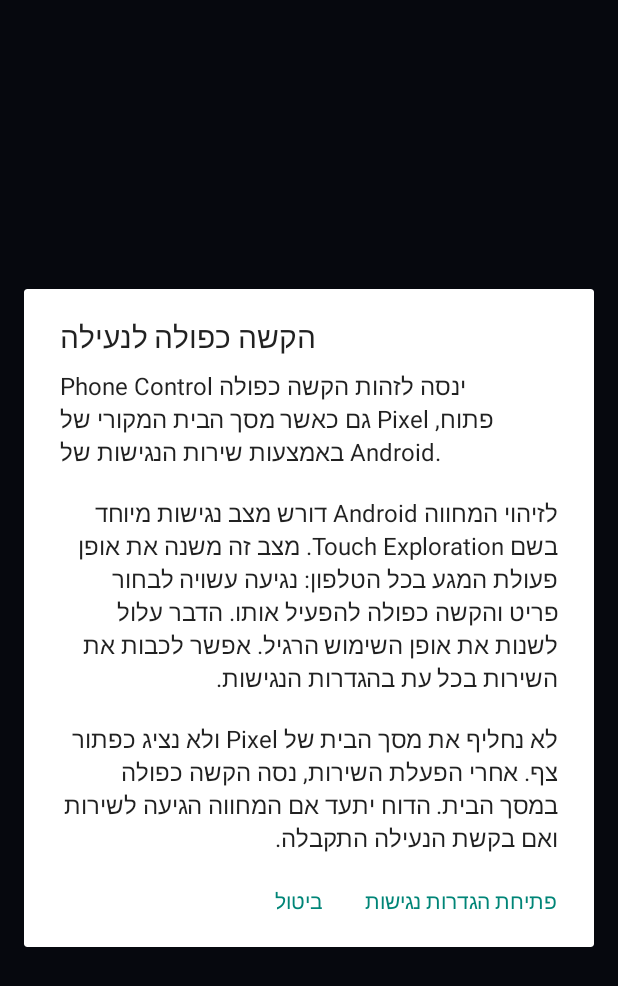
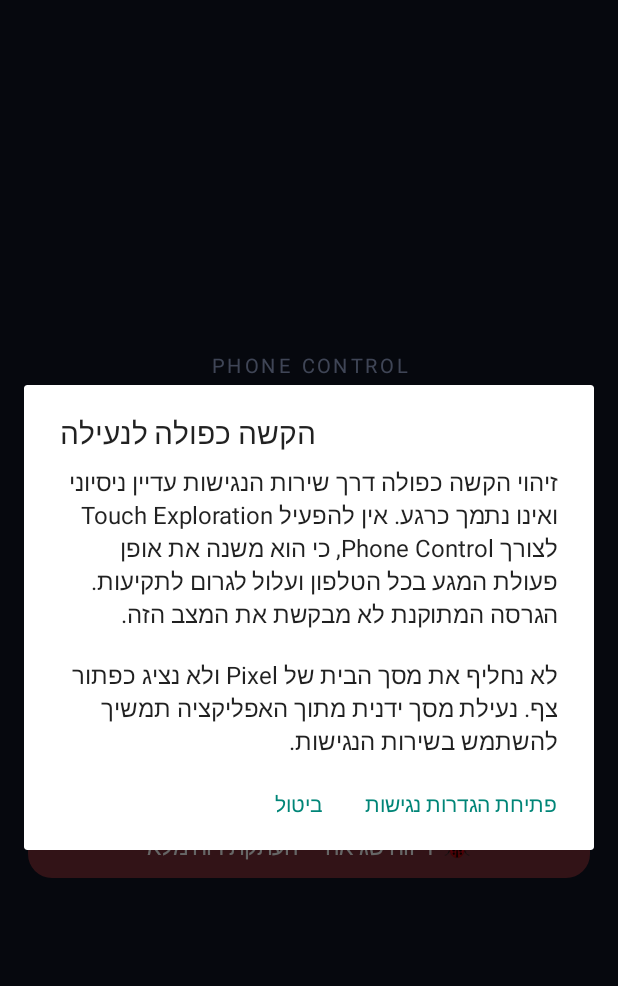
Before and after one commit to sjsjsjhshss823-glitch/Controls-the-phone, an Android app: the screen it shows after launch (MainActivity), after a tap on "הגדרות הקשה כפולה ⚙", on a phone screen of 412 x 824 dp. Shown: the top 986 px of the screen. Run offline under Robolectric (Android 15) with nearby library versions, the phone set to English and light mode, and no system bars.

Commit message:
Warn and remove touch exploration instructions

```diff
--- a/app/src/main/java/com/phonecontrol/launcher/MainActivity.kt
+++ b/app/src/main/java/com/phonecontrol/launcher/MainActivity.kt
@@ -474,7 +474,7 @@ class MainActivity : Activity() {
     }
 
     private fun showDoubleTapHelp() {
-        val message = "Phone Control ינסה לזהות הקשה כפולה גם כאשר מסך הבית המקורי של Pixel פתוח, באמצעות שירות הנגישות של Android.\n\nלזיהוי המחווה Android דורש מצב נגישות מיוחד בשם Touch Exploration. מצב זה משנה את אופן פעולת המגע בכל הטלפון: נגיעה עשויה לבחור פריט והקשה כפולה להפעיל אותו. הדבר עלול לשנות את אופן השימוש הרגיל. אפשר לכבות את השירות בכל עת בהגדרות הנגישות.\n\nלא נחליף את מסך הבית של Pixel ולא נציג כפתור צף. אחרי הפעלת השירות, נסה הקשה כפולה במסך הבית. הדוח יתעד אם המחווה הגיעה לשירות ואם בקשת הנעילה התקבלה."
+        val message = "זיהוי הקשה כפולה דרך שירות הנגישות עדיין ניסיוני ואינו נתמך כרגע. אין להפעיל Touch Exploration לצורך Phone Control, כי הוא משנה את אופן פעולת המגע בכל הטלפון ועלול לגרום לתקיעות. הגרסה המתוקנת לא מבקשת את המצב הזה.\n\nלא נחליף את מסך הבית של Pixel ולא נציג כפתור צף. נעילת מסך ידנית מתוך האפליקציה תמשיך להשתמש בשירות הנגישות."
         android.app.AlertDialog.Builder(this)
             .setTitle("הקשה כפולה לנעילה")
             .setMessage(message)
```
